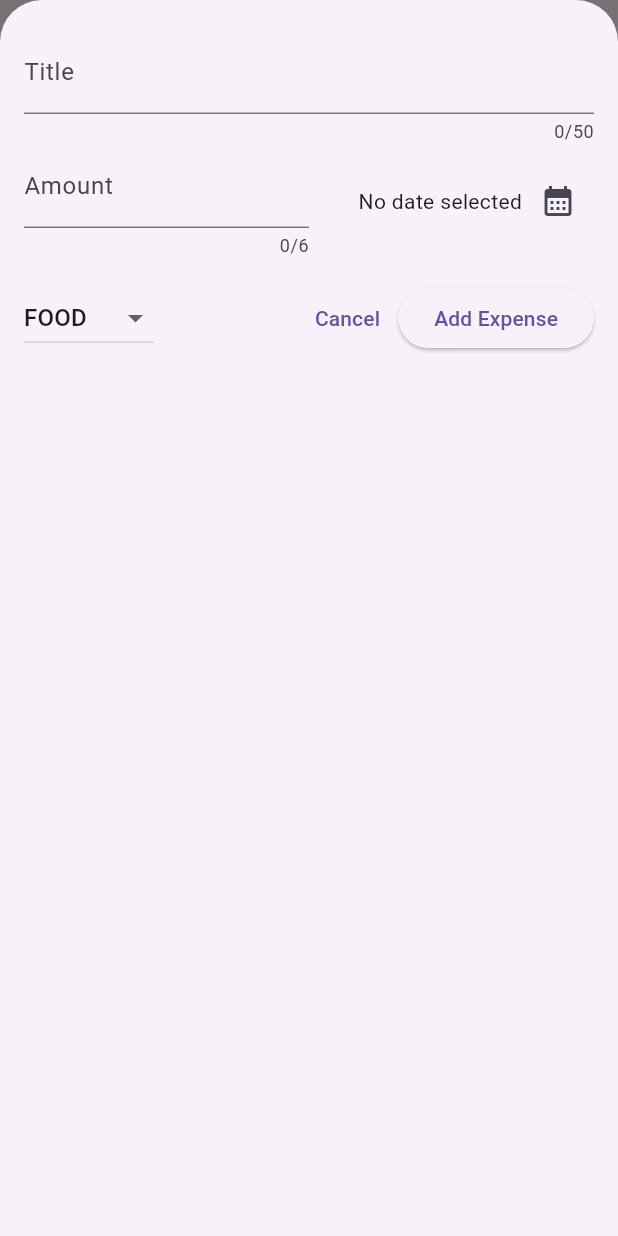
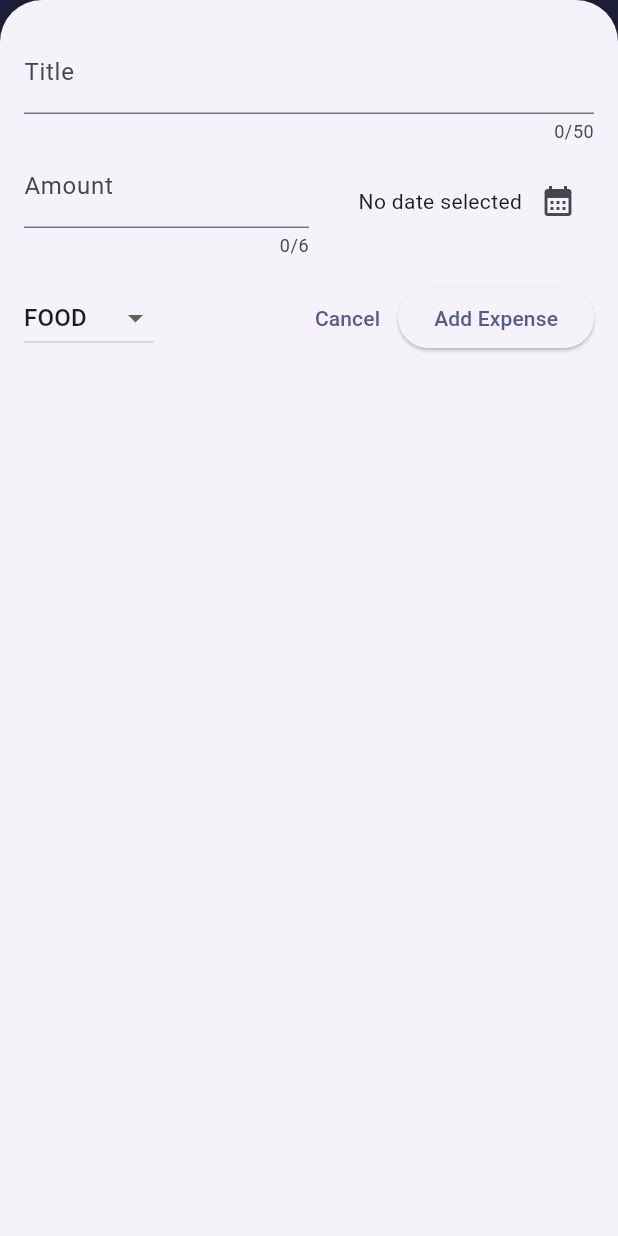
Before and after one commit to pnkulkarni05/expenses_tracker, a Flutter app: the screen it shows after launch, after a tap on the "add" icon, on a phone screen of 412 x 824 dp. Run offline on Flutter 3.47's test engine with Material 3 defaults, Android fonts, the phone set to English and light mode, and no system bars.

Commit message:
Added a custom colorScheme for the application in main.dart.

```diff
--- a/commits_description.txt
+++ b/commits_description.txt
@@ -250,3 +250,9 @@ Added a functionality to show snackbar after deleteing expense.
 Undo button in snackbar to undo the delete function and also added functionality to show different widget if there are no expenses added by user.
 
 --------------------------------------------------------------------------------------------------------------------------------------------
+
+Commit 21:
+
+Added a custom colorScheme for the application in main.dart.
+
+-----------------------------------------------------------------------------------------------------------------------------------------
--- a/lib/main.dart
+++ b/lib/main.dart
@@ -1,11 +1,19 @@
 import 'package:expense_tracker/widgets/expenses.dart';
 import 'package:flutter/material.dart';
 
+ColorScheme kColorScheme =
+    ColorScheme.fromSeed(seedColor: const Color.fromARGB(255, 42, 50, 169));
 void main() {
   runApp(
-    const MaterialApp(
+    MaterialApp(
       debugShowCheckedModeBanner: false,
-      home: Scaffold(
+      theme: ThemeData().copyWith(
+          colorScheme: kColorScheme,
+          appBarTheme: const AppBarTheme().copyWith(
+            foregroundColor: kColorScheme.primaryContainer,
+            backgroundColor: kColorScheme.onPrimaryContainer,
+          )),
+      home: const Scaffold(
         body: Expenses(),
       ),
     ),
```
